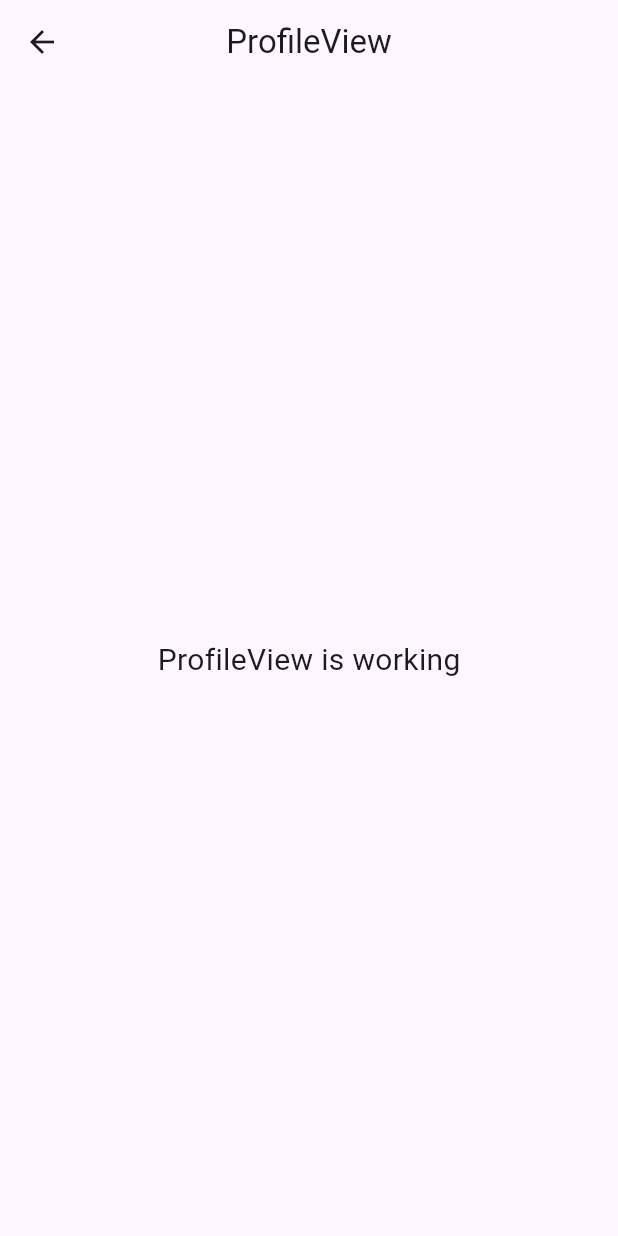
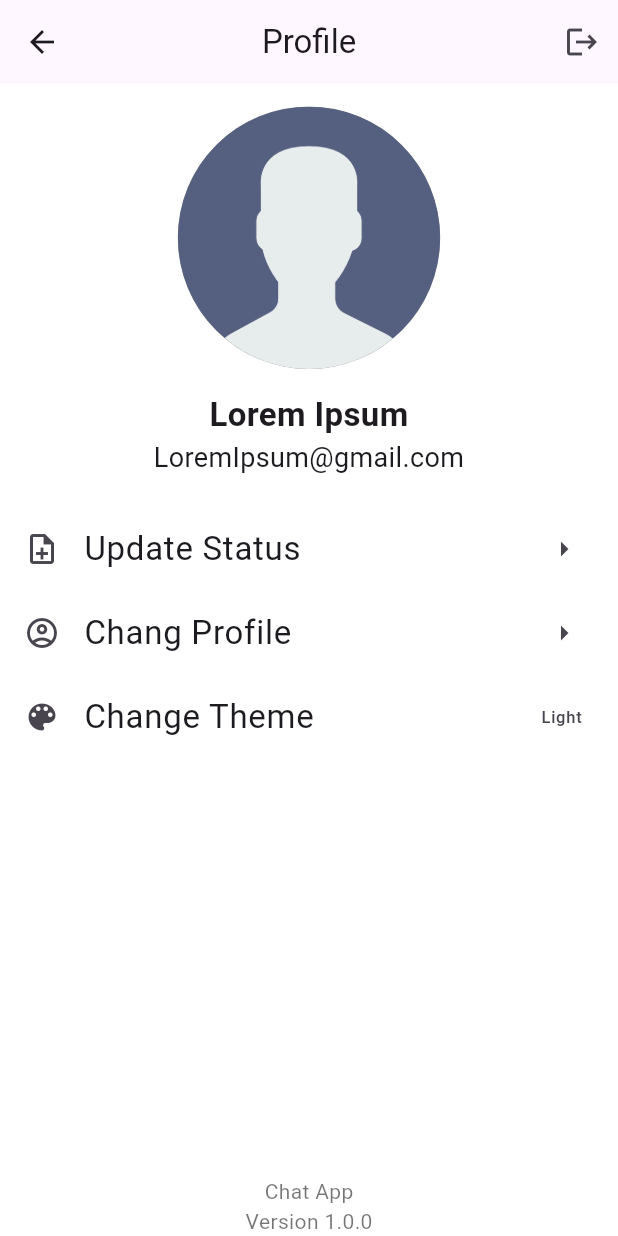
Before and after one commit to iGhost22/ChatApp, a Flutter app: the ProfileView screen opened by its route, on a phone screen of 412 x 824 dp. Run offline on Flutter 3.47's test engine with Material 3 defaults, Android fonts, the phone set to English and light mode, and no system bars; drawn by our look-alikes of avatar_glow; our stand-ins replace firebase_core, get, introduction_screen, lottie; accounts and stored records are empty.

Commit message:
Create Profile Screen

```diff
--- a/lib/app/modules/profile/views/profile_view.dart
+++ b/lib/app/modules/profile/views/profile_view.dart
@@ -1,3 +1,4 @@
+import 'package:avatar_glow/avatar_glow.dart';
 import 'package:flutter/material.dart';
 
 import 'package:get/get.dart';
@@ -9,15 +10,122 @@ class ProfileView extends GetView<ProfileController> {
   @override
   Widget build(BuildContext context) {
     return Scaffold(
+      backgroundColor: Colors.white,
       appBar: AppBar(
-        title: const Text('ProfileView'),
+        elevation: 0,
+        leading: IconButton(
+          onPressed: () {},
+          icon: Icon(Icons.arrow_back),
+        ),
+        title: const Text('Profile'),
         centerTitle: true,
+        actions: [
+          IconButton(
+            onPressed: () {},
+            icon: Icon(Icons.logout),
+          ),
+        ],
       ),
-      body: const Center(
-        child: Text(
-          'ProfileView is working',
-          style: TextStyle(fontSize: 20),
-        ),
+      body: Column(
+        children: [
+          Container(
+            child: Column(
+              children: [
+                AvatarGlow(
+                  // glowColor: Colors.black,
+                  child: Container(
+                    margin: EdgeInsets.all(15),
+                    width: 175,
+                    height: 175,
+                    decoration: BoxDecoration(
+                      color: Colors.black38,
+                      borderRadius: BorderRadius.circular(100),
+                      image: DecorationImage(
+                        image: AssetImage("assets/logo/noimage.png"),
+                      ),
+                    ),
+                  ),
+                ),
+                Text(
+                  "Lorem Ipsum",
+                  style: TextStyle(
+                    fontSize: 22,
+                    fontWeight: FontWeight.bold,
+                  ),
+                  textAlign: TextAlign.center,
+                ),
+                Text(
+                  "LoremIpsum@gmail.com",
+                  style: TextStyle(
+                    fontSize: 18,
+                  ),
+                  textAlign: TextAlign.center,
+                ),
+              ],
+            ),
+          ),
+          SizedBox(
+            height: 20,
+          ),
+          Expanded(
+            child: Column(
+              children: [
+                ListTile(
+                  onTap: () {},
+                  leading: Icon(Icons.note_add_outlined),
+                  title: Text(
+                    "Update Status",
+                    style: TextStyle(
+                      fontSize: 22,
+                    ),
+                  ),
+                  trailing: Icon(Icons.arrow_right),
+                ),
+                ListTile(
+                  onTap: () {},
+                  leading: Icon(Icons.account_circle_outlined),
+                  title: Text(
+                    "Chang Profile",
+                    style: TextStyle(
+                      fontSize: 22,
+                    ),
+                  ),
+                  trailing: Icon(Icons.arrow_right),
+                ),
+                ListTile(
+                  onTap: () {},
+                  leading: Icon(Icons.color_lens),
+                  title: Text(
+                    "Change Theme",
+                    style: TextStyle(
+                      fontSize: 22,
+                    ),
+                  ),
+                  trailing: Text("Light"),
+                ),
+              ],
+            ),
+          ),
+          SizedBox(
+            height: 20,
+          ),
+          Container(
+            margin: EdgeInsets.only(bottom: context.mediaQueryPadding.bottom),
+            child: Column(
+              mainAxisAlignment: MainAxisAlignment.center,
+              children: [
+                Text(
+                  "Chat App",
+                  style: TextStyle(color: Colors.black54),
+                ),
+                Text(
+                  "Version 1.0.0",
+                  style: TextStyle(color: Colors.black54),
+                ),
+              ],
+            ),
+          ),
+        ],
       ),
     );
   }
--- a/lib/main.dart
+++ b/lib/main.dart
@@ -35,7 +35,7 @@ class myApp extends StatelessWidget {
         if (snapshot.connectionState == ConnectionState.done) {
           return GetMaterialApp(
             title: "Chat Application",
-            initialRoute: Routes.SEARCH,
+            initialRoute: Routes.PROFILE,
             getPages: AppPages.routes,
           );
 
```
Also changed, not shown: pubspec.yaml (+5 -5 lines), pubspec.lock.
